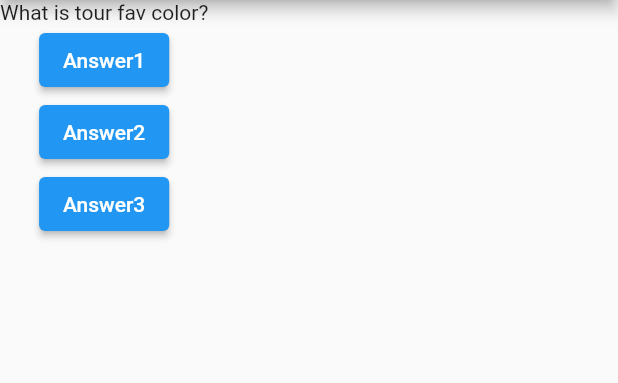
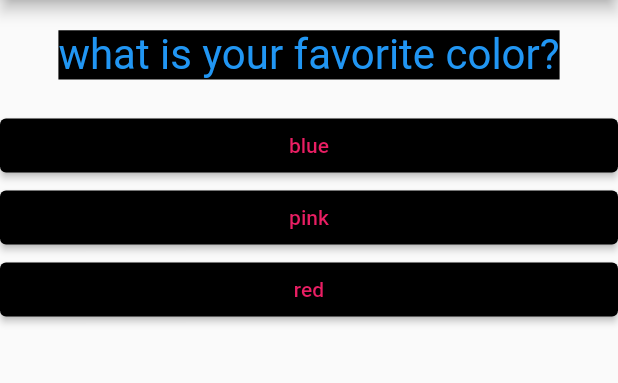
Before and after one commit to enchele01/FlutterQuizApp, a Flutter app: the screen it shows after launch, on a phone screen of 412 x 824 dp, the part 84-467 px from its top. Run offline on Flutter 3.47's test engine with Material 2 defaults, Android fonts, the phone set to English and light mode, and no system bars.

Commit message:
shtimi i pyetjeve dhe pergjigjeve ne butona

```diff
--- /dev/null
+++ b/lib/answer.dart
@@ -0,0 +1,22 @@
+import 'package:flutter/material.dart';
+
+class Answer extends StatelessWidget {
+  final VoidCallback selectHandler;
+  final String answerText;
+  Answer(this.selectHandler, this.answerText);
+
+  @override
+  Widget build(BuildContext context) {
+    return Container(
+      width: double.infinity,
+      child: ElevatedButton(
+        onPressed: selectHandler,
+        child: Text(answerText),
+        style: ElevatedButton.styleFrom(
+          foregroundColor: Colors.pink,
+          backgroundColor: Colors.black,
+        ),
+      ),
+    );
+  }
+}
--- a/lib/main.dart
+++ b/lib/main.dart
@@ -1,5 +1,6 @@
 import 'package:flutter/material.dart';
 import 'question.dart';
+import 'answer.dart';
 
 void main() {
   runApp(MyApp());
@@ -25,8 +26,18 @@ class _MyAppState extends State<MyApp> {
   @override
   Widget build(BuildContext context) {
     var questions = [
-      'What is tour fav color?',
-      'Favorite Animal?',
+      {
+        'questionText': 'what is your favorite color?',
+        'answer': ['blue', 'pink', 'red']
+      },
+      {
+        'questionText': 'what is your favorite animal?',
+        'answer': ['crocodile', 'tigri', 'lionaile']
+      },
+      {
+        'questionText': 'what is your favorite car?',
+        'answer': ['bugaii', 'mercedes', 'bmv']
+      },
     ];
 
     return MaterialApp(
@@ -36,10 +47,11 @@ class _MyAppState extends State<MyApp> {
         ),
         body: Column(
           children: <Widget>[
-            Question(questions.elementAt(_questionIndex)),
-            ElevatedButton(onPressed: _AnswerQuestion, child: Text("Answer1")),
-            ElevatedButton(onPressed: _AnswerQuestion, child: Text("Answer2")),
-            ElevatedButton(onPressed: _AnswerQuestion, child: Text("Answer3")),
+            Question(questions[_questionIndex]['questionText'] as String),
+            ...(questions[_questionIndex]['answer'] as List<String>)
+                .map((answer) {
+              return Answer(_AnswerQuestion, answer);
+            }).toList()
           ],
         ),
       ),
--- a/lib/question.dart
+++ b/lib/question.dart
@@ -1,11 +1,23 @@
 import 'package:flutter/material.dart';
 
 class Question extends StatelessWidget {
-  String questionText;
+  final String questionText;
   Question(this.questionText);
 
   @override
   Widget build(BuildContext context) {
-    return Text(questionText);
+    return Container(
+      width: double.infinity,
+      margin: EdgeInsets.all(20.0),
+      child: Text(
+        questionText,
+        style: TextStyle(
+          fontSize: 28,
+          color: Colors.blue,
+          background: Paint()..color = Colors.black,
+        ),
+        textAlign: TextAlign.center,
+      ),
+    );
   }
 }
```
